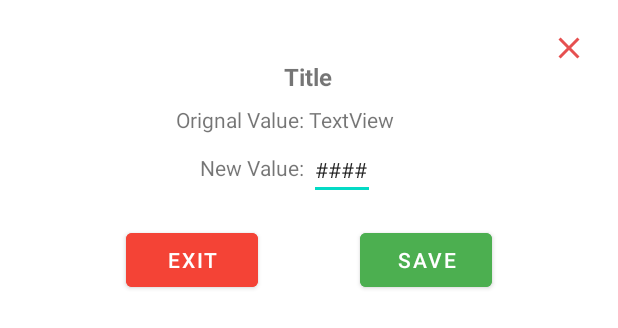
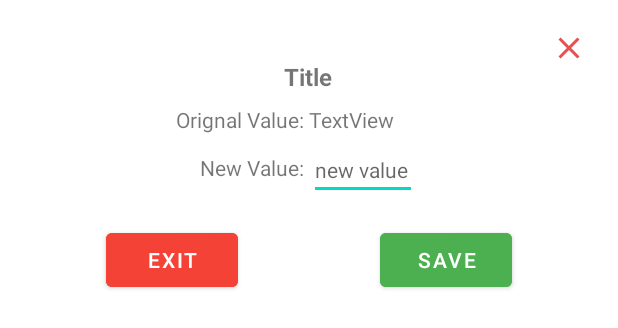
Before and after one commit to Shamalsiri/whats_my_handicap, an Android app: the layout dialog_edit_data.xml on its own in the app's theme, with its tools: preview values and no code run, on a phone screen of 412 x 824 dp. Shown: the top 328 px of the screen. Run offline under Robolectric (Android 15) with nearby library versions, the phone set to English and light mode, and no system bars.

Commit message:
[SS][initial_setup] Edit round/hole dialog work

```diff
--- a/app/src/main/res/layout/dialog_edit_data.xml
+++ b/app/src/main/res/layout/dialog_edit_data.xml
@@ -40,10 +40,10 @@
 
     <EditText
         android:id="@+id/et_new_value"
-        android:layout_width="44dp"
+        android:layout_width="72dp"
         android:layout_height="wrap_content"
         android:layout_marginTop="4dp"
-        android:text="####"
+        android:hint="new value"
         android:textSize="14sp"
         app:layout_constraintStart_toEndOf="@+id/textView10"
         app:layout_constraintTop_toBottomOf="@+id/tv_current_value" />
@@ -52,6 +52,7 @@
         android:id="@+id/tv_current_value"
         android:layout_width="wrap_content"
         android:layout_height="wrap_content"
+        android:layout_marginEnd="8dp"
         android:text="TextView"
         app:layout_constraintStart_toEndOf="@+id/textView10"
         app:layout_constraintTop_toTopOf="@+id/tv_label_original_value" />
@@ -70,20 +71,20 @@
         android:layout_height="wrap_content"
         android:layout_marginTop="16dp"
         android:layout_marginBottom="28dp"
+        android:layout_marginEnd="20dp"
         android:backgroundTint="#F44336"
         android:text="Exit"
         app:layout_constraintBottom_toBottomOf="parent"
         app:layout_constraintEnd_toStartOf="@+id/btn_edit_save"
-        app:layout_constraintHorizontal_bias="0.5"
         app:layout_constraintStart_toStartOf="parent"
-        app:layout_constraintTop_toBottomOf="@+id/et_new_value"
-        app:layout_constraintVertical_bias="1.0" />
+        app:layout_constraintTop_toBottomOf="@+id/et_new_value" />
 
     <Button
         android:id="@+id/btn_edit_save"
         android:layout_width="wrap_content"
         android:layout_height="wrap_content"
         android:layout_marginBottom="28dp"
+        android:layout_marginStart="20dp"
         android:backgroundTint="#4CAF50"
         android:text="Save"
         app:layout_constraintBottom_toBottomOf="parent"
```
Also changed, not shown: app/src/main/java/com/siriwardana/whatsmyhandicap/dialogs/EditDataDialog.java (+122 -3 lines), app/src/main/java/com/siriwardana/whatsmyhandicap/dialogs/EditHoleDialog.java (+4 -3 lines).
